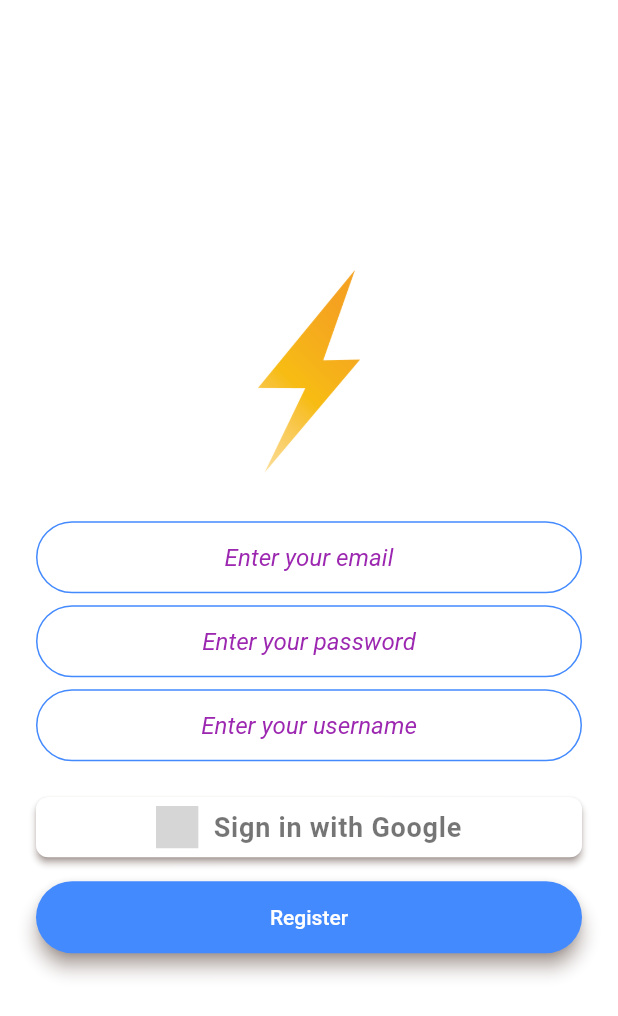
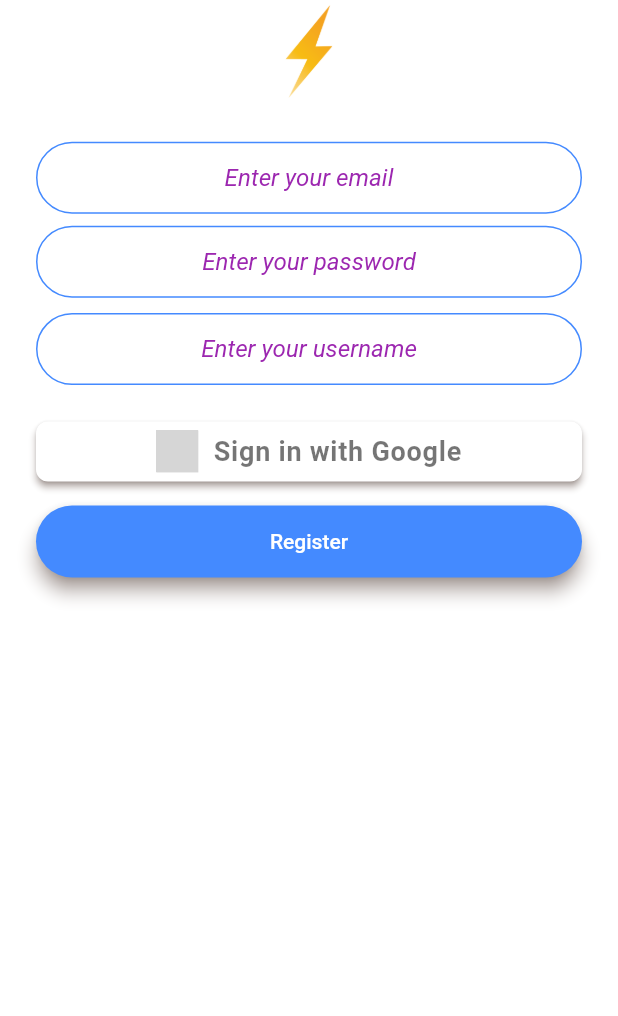
Before and after one commit to reeshabhh/autobiographene, a Flutter app: the screen it shows after launch, after a tap on "Register", on a phone screen of 412 x 824 dp. Shown: the top 1016 px of the screen. Run offline on Flutter 3.47's test engine with Material 2 defaults, Android fonts, the phone set to English and light mode, and no system bars; drawn by our look-alikes of modal_progress_hud_nsn; our stand-ins replace animated_text_kit, auth_buttons, cloud_firestore, curved_navigation_bar, equatable, firebase_auth and 6 more; missing offline and left inert: paginate_firestore; accounts and stored records are empty; grey boxes are pictures that could not be loaded.

Commit message:
Add mediaquery and listview, it is not perfect though.

```diff
--- a/lib/main.dart
+++ b/lib/main.dart
@@ -31,6 +31,12 @@ import 'package:autobiographene/bloc/theme/theme_state.dart';
 
 // bool globalDarkThemeChecker = true;
 
+late var mediaQueryGlobal;
+late var mediaQueryOrientationGlobal;
+late Size mediaQuerySizeGlobal;
+late double mediaQueryHeightGlobal;
+late double mediaQueryWidthGlobal;
+
 Future<void> main() async {
   WidgetsFlutterBinding.ensureInitialized();
   await Firebase.initializeApp();
@@ -39,19 +45,7 @@ Future<void> main() async {
   );
 }
 
-class MyApp extends StatefulWidget {
-  @override
-  _MyAppState createState() => _MyAppState();
-}
-
-class _MyAppState extends State {
-  @override
-  Widget build(BuildContext context) {
-    return MaterialAppWithTheme();
-  }
-}
-
-class MaterialAppWithTheme extends StatelessWidget {
+class MyApp extends StatelessWidget {
   @override
   Widget build(BuildContext context) {
     return BlocProvider(
--- a/lib/ui/registration_screen.dart
+++ b/lib/ui/registration_screen.dart
@@ -1,4 +1,5 @@
 import 'package:auth_buttons/auth_buttons.dart';
+import 'package:autobiographene/main.dart';
 import 'package:autobiographene/ui/paginated_infinite_scroll_screens/home_screen_paginated.dart';
 import 'package:flutter/cupertino.dart';
 import 'package:flutter/material.dart';
@@ -34,21 +35,20 @@ class _RegistrationScreenState extends State<RegistrationScreen> {
       backgroundColor: Colors.white,
       body: ModalProgressHUD(
         inAsyncCall: showSpinner,
-        child: Padding(
+        child: ListView(
+          shrinkWrap: true,
+          reverse: true,
           padding: EdgeInsets.symmetric(horizontal: 24.0),
-          child: Column(
-            mainAxisAlignment: MainAxisAlignment.center,
-            crossAxisAlignment: CrossAxisAlignment.stretch,
-            children: <Widget>[
+          children: [
             Hero(
               tag: 'logo',
               child: Container(
-                  height: 150.0,
+                height: mediaQueryHeightGlobal / 12,
                 child: Image.asset('images/logo.png'),
               ),
             ),
             SizedBox(
-                height: 25.0,
+              height: mediaQueryHeightGlobal / 32,
             ),
             TextField(
               keyboardType: TextInputType.emailAddress,
@@ -59,20 +59,27 @@ class _RegistrationScreenState extends State<RegistrationScreen> {
               },
               decoration: InputDecoration(
                 hintText: 'Enter your email',
-                  contentPadding:
-                      EdgeInsets.symmetric(vertical: 10.0, horizontal: 20.0),
+                contentPadding: EdgeInsets.symmetric(
+                    vertical: mediaQueryHeightGlobal / 80,
+                    horizontal: mediaQueryWidthGlobal / 20),
                 border: OutlineInputBorder(
-                    borderRadius: BorderRadius.all(Radius.circular(32.0)),
+                  borderRadius: BorderRadius.all(
+                    Radius.circular(mediaQueryWidthGlobal / 12.5),
+                  ),
                 ),
                 enabledBorder: OutlineInputBorder(
-                    borderSide:
-                        BorderSide(color: Colors.blueAccent, width: 1.0),
-                    borderRadius: BorderRadius.all(Radius.circular(32.0)),
+                  borderSide: BorderSide(
+                      color: Colors.blueAccent, width: 1.0),
+                  borderRadius: BorderRadius.all(
+                    Radius.circular(mediaQueryWidthGlobal / 12.5),
+                  ),
                 ),
                 focusedBorder: OutlineInputBorder(
-                    borderSide:
-                        BorderSide(color: Colors.blueAccent, width: 2.0),
-                    borderRadius: BorderRadius.all(Radius.circular(32.0)),
+                  borderSide: BorderSide(
+                      color: Colors.blueAccent, width: 2.0),
+                  borderRadius: BorderRadius.all(
+                    Radius.circular(mediaQueryWidthGlobal / 12.5),
+                  ),
                 ),
               ),
             ),
@@ -88,25 +95,32 @@ class _RegistrationScreenState extends State<RegistrationScreen> {
               },
               decoration: InputDecoration(
                 hintText: 'Enter your password',
-                  contentPadding:
-                      EdgeInsets.symmetric(vertical: 10.0, horizontal: 20.0),
+                contentPadding: EdgeInsets.symmetric(
+                    vertical: mediaQueryHeightGlobal / 80,
+                    horizontal: mediaQueryWidthGlobal / 20),
                 border: OutlineInputBorder(
-                    borderRadius: BorderRadius.all(Radius.circular(32.0)),
+                  borderRadius: BorderRadius.all(
+                    Radius.circular(mediaQueryWidthGlobal / 12.5),
+                  ),
                 ),
                 enabledBorder: OutlineInputBorder(
-                    borderSide:
-                        BorderSide(color: Colors.blueAccent, width: 1.0),
-                    borderRadius: BorderRadius.all(Radius.circular(32.0)),
+                  borderSide: BorderSide(
+                      color: Colors.blueAccent, width: 1.0),
+                  borderRadius: BorderRadius.all(
+                    Radius.circular(mediaQueryWidthGlobal / 12.5),
+                  ),
                 ),
                 focusedBorder: OutlineInputBorder(
-                    borderSide:
-                        BorderSide(color: Colors.blueAccent, width: 2.0),
-                    borderRadius: BorderRadius.all(Radius.circular(32.0)),
+                  borderSide: BorderSide(
+                      color: Colors.blueAccent, width: 2.0),
+                  borderRadius: BorderRadius.all(
+                    Radius.circular(mediaQueryWidthGlobal / 12.5),
+                  ),
                 ),
               ),
             ),
             SizedBox(
-                height: 8.0,
+              height: mediaQueryHeightGlobal / 80,
             ),
             TextField(
               obscureText: false,
@@ -117,25 +131,32 @@ class _RegistrationScreenState extends State<RegistrationScreen> {
               },
               decoration: InputDecoration(
                 hintText: 'Enter your username',
-                  contentPadding:
-                      EdgeInsets.symmetric(vertical: 10.0, horizontal: 20.0),
+                contentPadding: EdgeInsets.symmetric(
+                    vertical: mediaQueryHeightGlobal / 80,
+                    horizontal: mediaQueryWidthGlobal / 20),
                 border: OutlineInputBorder(
-                    borderRadius: BorderRadius.all(Radius.circular(32.0)),
+                  borderRadius: BorderRadius.all(
+                    Radius.circular(mediaQueryWidthGlobal / 12.5),
+                  ),
                 ),
                 enabledBorder: OutlineInputBorder(
-                    borderSide:
-                        BorderSide(color: Colors.blueAccent, width: 1.0),
-                    borderRadius: BorderRadius.all(Radius.circular(32.0)),
+                  borderSide: BorderSide(
+                      color: Colors.blueAccent, width: 1.0),
+                  borderRadius: BorderRadius.all(
+                    Radius.circular(mediaQueryWidthGlobal / 12.5),
+                  ),
                 ),
                 focusedBorder: OutlineInputBorder(
-                    borderSide:
-                        BorderSide(color: Colors.blueAccent, width: 2.0),
-                    borderRadius: BorderRadius.all(Radius.circular(32.0)),
+                  borderSide: BorderSide(
+                      color: Colors.blueAccent, width: 2.0),
+                  borderRadius: BorderRadius.all(
+                    Radius.circular(mediaQueryWidthGlobal / 12.5),
+                  ),
                 ),
               ),
             ),
             SizedBox(
-                height: 24.0,
+              height: mediaQueryHeightGlobal / 34,
             ),
             // TODO I'm giving you a general idea, replace Android icon with your Google image using Image.asset(google_image)
             // InkWell(
@@ -203,7 +224,9 @@ class _RegistrationScreenState extends State<RegistrationScreen> {
               padding: EdgeInsets.symmetric(vertical: 16.0),
               child: Material(
                 color: Colors.blueAccent,
-                  borderRadius: BorderRadius.all(Radius.circular(30.0)),
+                borderRadius: BorderRadius.all(
+                  Radius.circular(mediaQueryWidthGlobal / 12.5),
+                ),
                 elevation: 5.0,
                 child: MaterialButton(
                   onPressed: () async {
@@ -224,7 +247,8 @@ class _RegistrationScreenState extends State<RegistrationScreen> {
                             showSpinner = false;
                           },
                         );
-                          Navigator.pushNamed(context, HomeScreenPaginated.id);
+                        Navigator.pushNamed(
+                            context, HomeScreenPaginated.id);
                         print('email : $email');
                         print('password : $password');
                       }
@@ -232,8 +256,8 @@ class _RegistrationScreenState extends State<RegistrationScreen> {
                       print(e);
                     }
                   },
-                    minWidth: 200.0,
-                    height: 42.0,
+                  minWidth: mediaQueryWidthGlobal / 2,
+                  height: mediaQueryHeightGlobal / 19,
                   child: Text(
                     'Register',
                     style: TextStyle(color: Colors.white),
@@ -241,8 +265,7 @@ class _RegistrationScreenState extends State<RegistrationScreen> {
                 ),
               ),
             ),
-            ],
-          ),
+          ].reversed.toList(),
         ),
       ),
     );
--- a/lib/ui/welcome_screen.dart
+++ b/lib/ui/welcome_screen.dart
@@ -1,12 +1,10 @@
 import 'package:animated_text_kit/animated_text_kit.dart';
+import 'package:autobiographene/main.dart';
 import 'package:flutter/material.dart';
-
 
 // Custom imports
 import 'package:autobiographene/ui/login_screen.dart';
 import 'package:autobiographene/ui/registration_screen.dart';
-
-
 
 class WelcomeScreen extends StatefulWidget {
   static const String id = 'welcome_screen';
@@ -18,6 +16,22 @@ class WelcomeScreen extends StatefulWidget {
 class _WelcomeScreenState extends State<WelcomeScreen> {
   @override
   Widget build(BuildContext context) {
+    mediaQueryGlobal = MediaQuery.of(context);
+    mediaQueryOrientationGlobal = mediaQueryGlobal.orientation;
+    mediaQuerySizeGlobal = MediaQuery.of(context).size;
+    if (mediaQueryOrientationGlobal == Orientation.portrait) {
+      mediaQueryHeightGlobal = mediaQuerySizeGlobal.height;
+      mediaQueryWidthGlobal = mediaQuerySizeGlobal.width;
+      // mediaQueryHeightGlobal = mediaQueryHeightGlobal - 100;
+      // mediaQueryWidthGlobal = mediaQueryWidthGlobal - 50;
+      print(mediaQuerySizeGlobal); // I/flutter ( 6545): Size(411.4, 820.6)
+    } else {
+      mediaQueryWidthGlobal = mediaQuerySizeGlobal.height;
+      mediaQueryHeightGlobal = mediaQuerySizeGlobal.width;
+      //    mediaQueryHeightGlobal = mediaQueryHeightGlobal - 100;
+      // mediaQueryWidthGlobal = mediaQueryWidthGlobal - 50;
+      print(mediaQuerySizeGlobal);
+    }
     return Scaffold(
       backgroundColor: Colors.white,
       body: Padding(
@@ -56,18 +70,6 @@ class _WelcomeScreenState extends State<WelcomeScreen> {
             SizedBox(
               height: 48.0,
             ),
-            // RoundedButton(
-            //   title: 'Log In',
-            //   colour: Colors.lightBlueAccent,
-            //   onPressed: () {
-            //     // Navigator.pushNamed(context, LoginScreen.id);
-            //     print('====================================================');
-            //     print('LoginScreen push before');
-            //     Navigator.pushNamed(context, LoginScreen.id);
-            //     print('LoginScreen push after');
-            //     print('====================================================');
-            //   },
-            // ),
             Padding(
               padding: EdgeInsets.symmetric(vertical: 16.0),
               child: Material(
@@ -76,13 +78,7 @@ class _WelcomeScreenState extends State<WelcomeScreen> {
                 elevation: 5.0,
                 child: MaterialButton(
                   onPressed: () {
-                    // print(
-                    //     '====================================================');
-                    // print('LoginScreen push before');
                     Navigator.pushNamed(context, LoginScreen.id);
-                    // print('LoginScreen push after');
-                    // print(
-                    //     '====================================================');
                   },
                   minWidth: 200.0,
                   height: 42.0,
@@ -92,7 +88,6 @@ class _WelcomeScreenState extends State<WelcomeScreen> {
                 ),
               ),
             ),
-
             Padding(
               padding: EdgeInsets.symmetric(vertical: 16.0),
               child: Material(
@@ -101,7 +96,6 @@ class _WelcomeScreenState extends State<WelcomeScreen> {
                 elevation: 5.0,
                 child: MaterialButton(
                   onPressed: () {
-                    //Go to registration screen.
                     //   Navigator.push(
                     //     context,
                     //     MaterialPageRoute(
@@ -109,10 +103,6 @@ class _WelcomeScreenState extends State<WelcomeScreen> {
                     //     ),
                     //   );
                     // Instead of using Navigator.push I can also use Navigator.pushnamed. In this case I will have to pass few things and it will be fast because I will not have to create an object instead I will pass a static variable from that class
-                    //
-                    // Navigator.pushNamed(context, RegistrationScreen.id);
-                    // print(
-                    //     '====================================================');
                     Navigator.pushNamed(context, RegistrationScreen.id);
                   },
                   minWidth: 200.0,
@@ -123,6 +113,10 @@ class _WelcomeScreenState extends State<WelcomeScreen> {
                 ),
               ),
             ),
+            RoundedButton(
+              text: 'Register',
+              idOfRoute: RegistrationScreen.id,
+            )
           ],
         ),
       ),
@@ -131,11 +125,14 @@ class _WelcomeScreenState extends State<WelcomeScreen> {
 }
 
 class RoundedButton extends StatelessWidget {
-  RoundedButton({this.colour, this.title, @required this.onPressed});
-
   final Color? colour;
   final String? title;
-  final Function? onPressed;
+  final String? text;
+  final String? idOfRoute;
+  // final Function? onPressed;
+
+  RoundedButton(
+      {this.colour, this.title, @required this.text, @required this.idOfRoute});
 
   @override
   Widget build(BuildContext context) {
@@ -146,25 +143,13 @@ class RoundedButton extends StatelessWidget {
         color: Colors.lightBlueAccent,
         borderRadius: BorderRadius.circular(30.0),
         child: MaterialButton(
-          //FIXME changed here
-
-          onPressed: () {},
-          // onPressed: () {
-          //Go to login screen.
-          // Navigator.push(
-          //   context,
-          //   MaterialPageRoute(
-          //     builder: (context) => LoginScreen(),
-          //   ),
-          // );
-          // Instead of using Navigator.push I can also use Navigator.pushnamed. In this case I will have to pass few things and it will be fast because I will not have to create an object instead I will pass a static variable from that class
-          //
-          // Navigator.pushNamed(context, LoginScreen.id);
-          // },
+          onPressed: () {
+            Navigator.pushNamed(context, idOfRoute!);
+          },
           minWidth: 200.0,
           height: 42.0,
           child: Text(
-            'Log In',
+            text!,
           ),
         ),
       ),
```
Also changed, not shown: lib/ui/login_screen.dart (+53 -31 lines), lib/ui/paginated_infinite_scroll_screens/home_screen_paginated.dart (+25 -6 lines). Lines whose indentation alone changed are shown as unchanged.
